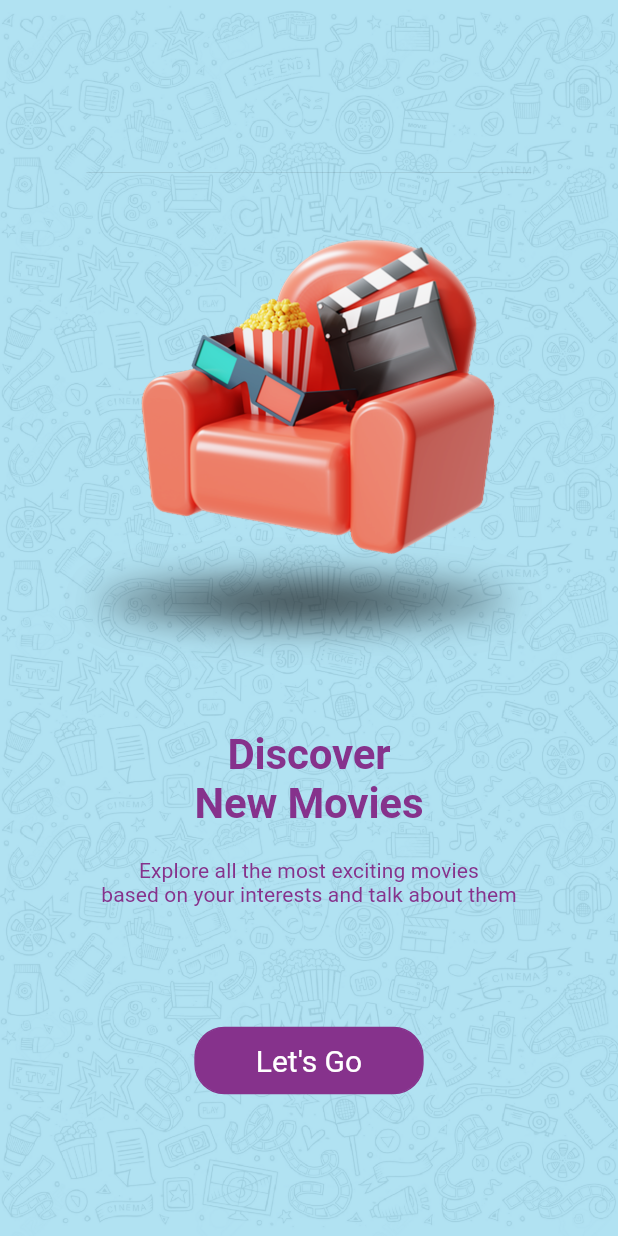
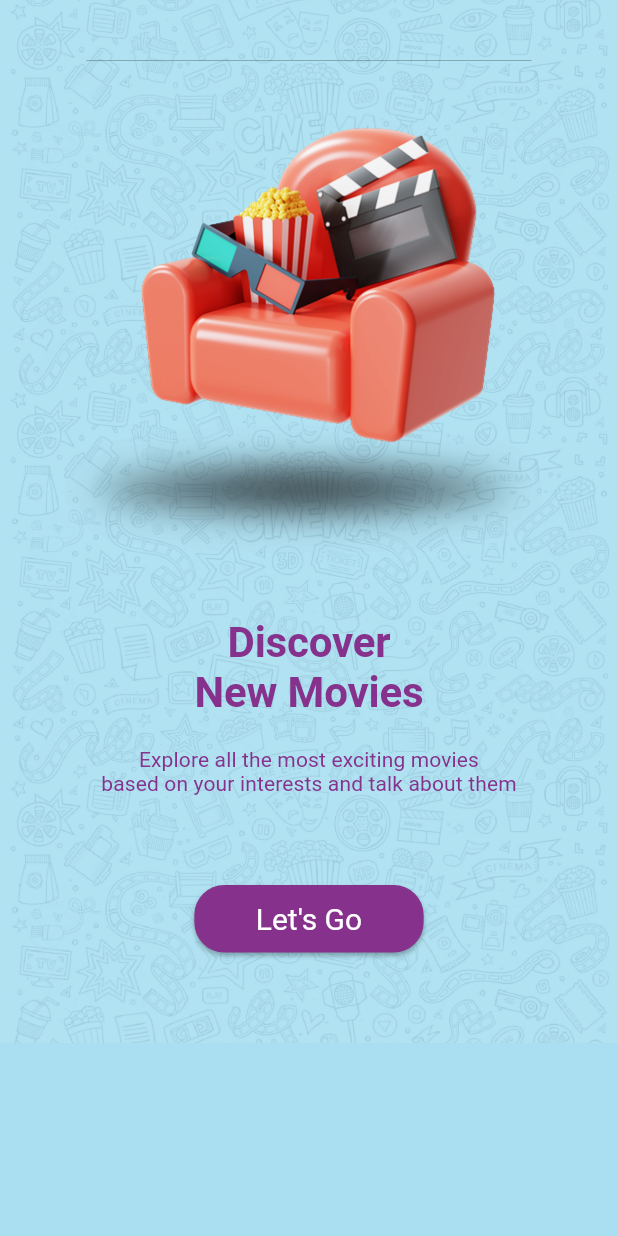
Before and after one commit to NoushinTasnim/FlixPedia--Discover--Dive--Discuss, a Flutter app: the screen it shows after launch, on a phone screen of 412 x 824 dp. Run offline on Flutter 3.47's test engine with Material 2 defaults, Android fonts, the phone set to English and light mode, and no system bars; our stand-ins replace google_fonts.

Commit message:
welcome screen ui

```diff
--- a/lib/constants.dart
+++ b/lib/constants.dart
@@ -1,5 +1,30 @@
 import 'dart:ui';
+
+import 'package:flutter/material.dart';
 
 const kPadding = 20.0;
 const kPrimaryColor = Color(0xFFAADFF1);
 const kSecondaryColor = Color(0xFF86328C);
+
+const kBoxBackgroundDecoration = BoxDecoration(
+    image: DecorationImage(
+        image: AssetImage('assets/images/join_screen_bg.png'),
+        fit: BoxFit.cover
+    )
+);
+
+BoxDecoration kBoxButtonBackgroundDecoration = BoxDecoration(
+    color: kSecondaryColor,
+    borderRadius: BorderRadius.circular(kPadding),
+    border: Border.all(
+        color: kSecondaryColor,
+        strokeAlign: BorderSide.strokeAlignInside
+    ),
+    boxShadow: [
+        BoxShadow(
+            color: Colors.black.withOpacity(0.3),
+            offset: Offset(0,2),
+            blurRadius: 2
+        )
+    ]
+);
--- a/lib/screens/welcome_screen.dart
+++ b/lib/screens/welcome_screen.dart
@@ -1,6 +1,8 @@
 import 'package:flix_pedia/constants.dart';
-import 'package:flix_pedia/screens/join_screen.dart';
+import 'package:flix_pedia/widgets/welcome_screen_widgets/image_widget.dart';
+import 'package:flix_pedia/widgets/welcome_screen_widgets/text_widgets.dart';
 import 'package:flutter/material.dart';
+import '../widgets/welcome_screen_widgets/go_button.dart';
 
 class WelcomeScreen extends StatelessWidget {
   const WelcomeScreen({super.key});
@@ -12,71 +14,17 @@ class WelcomeScreen extends StatelessWidget {
       body: Container(
         width: double.infinity,
         padding: EdgeInsets.all(kPadding),
-        decoration: BoxDecoration(
-            image: DecorationImage(
-                image: AssetImage('assets/images/join_screen_bg.png'),
-                fit: BoxFit.cover
-            )
-        ),
-        child: Column(
-          mainAxisAlignment: MainAxisAlignment.center,
-          crossAxisAlignment: CrossAxisAlignment.center,
-          children: [
-            Padding(
-              padding: const EdgeInsets.all(kPadding),
-              child: Image(
-                image: AssetImage('assets/images/movie.png'),
-              ),
-            ),
-            SizedBox(
-              height: kPadding,
-            ),
-            Text(
-                'Discover',
-                style: Theme.of(context).textTheme.titleMedium
-            ),
-            Text(
-                'New Movies',
-                style: Theme.of(context).textTheme.titleMedium
-            ),
-            SizedBox(
-              height: kPadding,
-            ),
-            Text(
-              'Explore all the most exciting movies \nbased on your interests and talk about them',
-              style: Theme.of(context).textTheme.titleSmall,
-              textAlign: TextAlign.center,
-            ),
-            SizedBox(
-              height: kPadding*4,
-            ),
-            InkWell(
-              onTap: (){
-                Navigator.push(context,
-                    MaterialPageRoute(builder: (context) {
-                      return JoinScreen();
-                    }));
-              },
-              child: Container(
-                padding: EdgeInsets.symmetric(
-                  vertical: kPadding/2,
-                  horizontal: kPadding*2,
-                ),
-                decoration: BoxDecoration(
-                  color: kSecondaryColor,
-                  borderRadius: BorderRadius.circular(kPadding),
-                  border: Border.all(
-                      color: kSecondaryColor,
-                      strokeAlign: BorderSide.strokeAlignInside
-                  ),
-                ),
-                child: Text(
-                  'Let\'s Go',
-                  style: Theme.of(context).textTheme.labelMedium,
-                ),
-              ),
-            )
-          ],
+        decoration: kBoxBackgroundDecoration,
+        child: const SingleChildScrollView(
+          child: Column(
+            mainAxisAlignment: MainAxisAlignment.center,
+            crossAxisAlignment: CrossAxisAlignment.center,
+            children: [
+              WelcomeScreenImage(),
+              WelcomeScreenTextWidgets(),
+              WelcomeScreenGoButton()
+            ],
+          ),
         ),
       ),
     );
--- /dev/null
+++ b/lib/widgets/welcome_screen_widgets/go_button.dart
@@ -0,0 +1,36 @@
+import 'package:flutter/material.dart';
+
+import '../../constants.dart';
+import '../../screens/join_screen.dart';
+
+class WelcomeScreenGoButton extends StatelessWidget {
+  const WelcomeScreenGoButton({
+    super.key,
+  });
+
+  @override
+  Widget build(BuildContext context) {
+    return InkWell(
+      onTap: (){
+        Navigator.push(context,
+            MaterialPageRoute(builder: (context) {
+              return JoinScreen();
+            }));
+      },
+      child: Container(
+        margin: EdgeInsets.symmetric(
+          vertical: kPadding*2,
+        ),
+        padding: EdgeInsets.symmetric(
+          vertical: kPadding/2,
+          horizontal: kPadding*2,
+        ),
+        decoration: kBoxButtonBackgroundDecoration,
+        child: Text(
+          'Let\'s Go',
+          style: Theme.of(context).textTheme.labelMedium,
+        ),
+      ),
+    );
+  }
+}
--- /dev/null
+++ b/lib/widgets/welcome_screen_widgets/image_widget.dart
@@ -0,0 +1,17 @@
+import 'package:flutter/material.dart';
+
+import '../../constants.dart';
+
+class WelcomeScreenImage extends StatelessWidget {
+  const WelcomeScreenImage({super.key});
+
+  @override
+  Widget build(BuildContext context) {
+    return Padding(
+      padding: EdgeInsets.all(kPadding),
+      child: Image(
+        image: AssetImage('assets/images/movie.png'),
+      ),
+    );
+  }
+}
--- /dev/null
+++ b/lib/widgets/welcome_screen_widgets/text_widgets.dart
@@ -0,0 +1,33 @@
+import 'package:flutter/material.dart';
+
+import '../../constants.dart';
+
+class WelcomeScreenTextWidgets extends StatelessWidget {
+  const WelcomeScreenTextWidgets({super.key});
+
+  @override
+  Widget build(BuildContext context) {
+    return Padding(
+      padding: const EdgeInsets.symmetric(
+        vertical: kPadding
+      ),
+      child: Column(
+        children: [
+          Text(
+            'Discover\nNew Movies',
+            style: Theme.of(context).textTheme.titleMedium,
+            textAlign: TextAlign.center,
+          ),
+          SizedBox(
+            height: kPadding,
+          ),
+          Text(
+            'Explore all the most exciting movies \nbased on your interests and talk about them',
+            style: Theme.of(context).textTheme.titleSmall,
+            textAlign: TextAlign.center,
+          ),
+        ],
+      ),
+    );
+  }
+}
```
